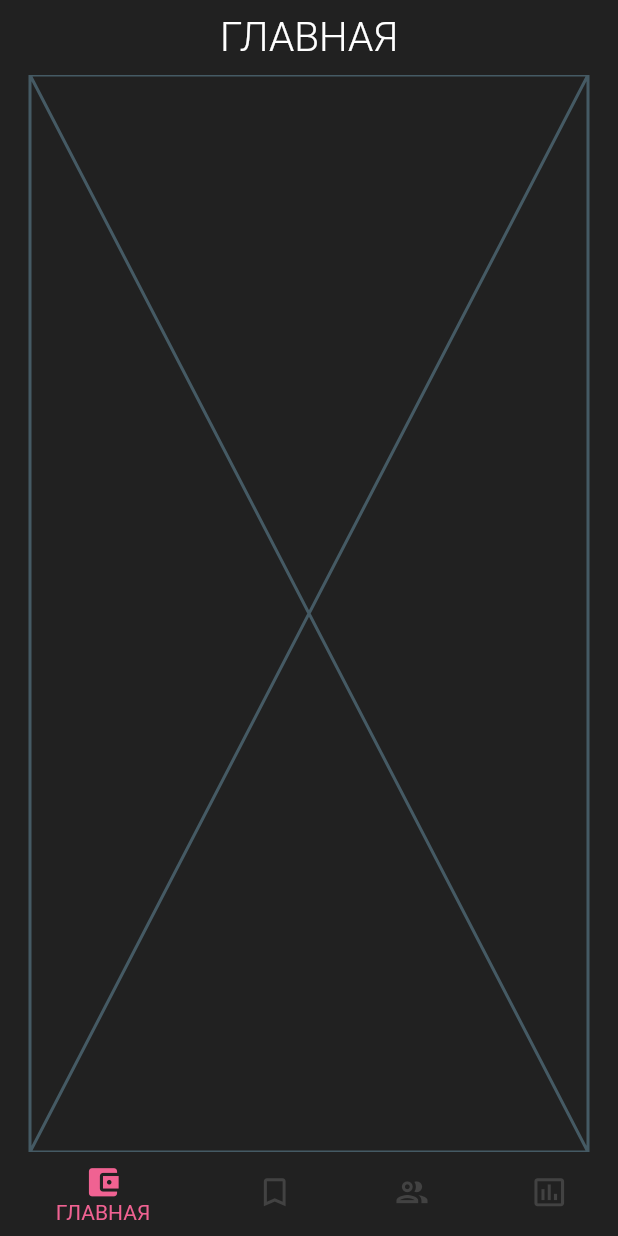
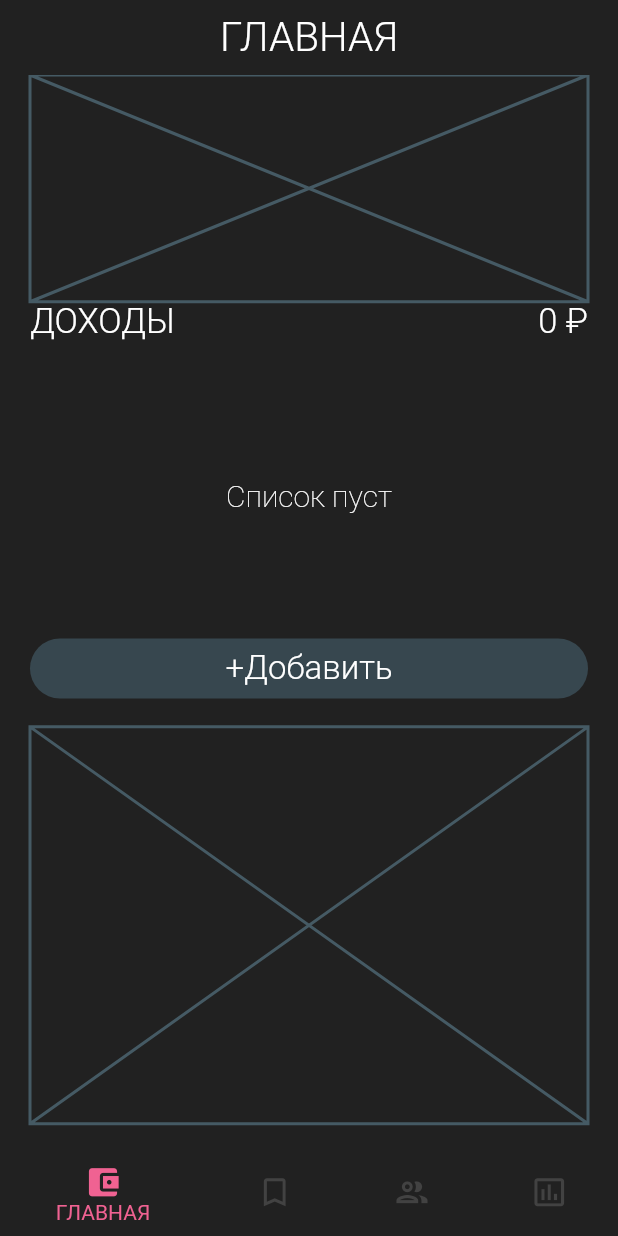
Before and after one commit to ketnanaa/kursovaya, a Flutter app: the screen it shows after launch, on a phone screen of 412 x 824 dp. Run offline on Flutter 3.47's test engine with Material 2 defaults, Android fonts, the phone set to English and light mode, and no system bars; our stand-ins replace hive; accounts and stored records are empty.

Commit message:
incomes model, ListItem, ListHeader widgets

```diff
--- /dev/null
+++ b/lib/common/constants.dart
@@ -0,0 +1 @@
+const String emptyListLabel = "Список пуст";
--- a/lib/common/widgets/CustomDateField.dart
+++ b/lib/common/widgets/CustomDateField.dart
@@ -1,6 +1,6 @@
 import 'package:financial_app/common/styles.dart';
 import 'package:flutter/material.dart';
-import 'package:financial_app/common/Formats.dart';
+import 'package:financial_app/common/formats.dart';
 
 class DateField extends StatefulWidget {
   final Function(DateTime) onDatePick;
--- /dev/null
+++ b/lib/models/incomes/IncomesModel.dart
@@ -0,0 +1,47 @@
+import 'package:flutter/cupertino.dart';
+import 'package:hive/hive.dart';
+
+class IncomesModel extends ChangeNotifier {
+  static const String BOX_NAME = "incomes";
+
+  Map<String, int> _incomesMap = {};
+
+  Box _storageBox;
+
+  IncomesModel() {
+    this._init();
+  }
+
+  _init() async {
+    this._storageBox = await Hive.openBox<Map>(BOX_NAME);
+    this._storageBox.values.forEach((boxValue) {
+      Map<String, int>.from(boxValue).forEach((key, value) {
+        this._incomesMap[key] = value;
+      });
+    });
+    notifyListeners();
+  }
+
+  Map<String, int> get incomesMap => this._incomesMap;
+
+  int get incomesSum => this._incomesMap.length != 0
+      ? this
+          ._incomesMap
+          .entries
+          .map((income) => income.value)
+          .toList()
+          .reduce((acc, value) => acc + value)
+      : 0;
+
+  void addIncome(String label, int value) {
+    this._incomesMap = {label: value, ...this._incomesMap};
+    this._storageBox.put(label.hashCode, {label: value});
+    notifyListeners();
+  }
+
+  void removeIncome(String label) {
+    this._incomesMap.remove(label);
+    this._storageBox.delete(label.hashCode);
+    notifyListeners();
+  }
+}
--- a/lib/navigation/Navigation.dart
+++ b/lib/navigation/Navigation.dart
@@ -2,11 +2,17 @@
 import 'package:financial_app/models/AppModel.dart';
 import 'package:financial_app/navigation/CustomAppBar.dart';
 import 'package:financial_app/navigation/CustomNavBar.dart';
+import 'package:financial_app/screens/HomeScreen/HomeScreen.dart';
 import 'package:flutter/material.dart';
 import 'package:provider/provider.dart';
 
 class Navigation extends StatelessWidget {
-  final List<Widget> _pageWidgetsList = [Placeholder()];
+  final List<Widget> _pageWidgetsList = [
+    HomeScreen(),
+    Placeholder(),
+    Placeholder(),
+    Placeholder()
+  ];
 
   @override
   Widget build(BuildContext context) {
--- /dev/null
+++ b/lib/screens/HomeScreen/HomeScreen.dart
@@ -0,0 +1,20 @@
+// import 'package:financial_app/screens/HomeScreen/Widgets/Balance/TotalBalance.dart';
+// import 'package:financial_app/screens/HomeScreen/Widgets/Costs/Costs.dart';
+// import 'package:financial_app/screens/HomeScreen/Widgets/Incomes/Incomes.dart';
+import 'package:financial_app/screens/HomeScreen/Incomes/Incomes.dart';
+import 'package:flutter/material.dart';
+
+class HomeScreen extends StatelessWidget {
+  @override
+  Widget build(BuildContext context) {
+    return Column(
+      children: <Widget>[
+        Expanded(flex: 8, child: Placeholder()),
+        Expanded(flex: 14, child: Incomes()),
+        Spacer(),
+        Expanded(flex: 14, child: Placeholder()),
+        Spacer(),
+      ],
+    );
+  }
+}
--- /dev/null
+++ b/lib/screens/HomeScreen/Incomes/Incomes.dart
@@ -0,0 +1,89 @@
+import 'package:financial_app/common/constants.dart';
+import 'package:financial_app/common/formats.dart';
+import 'package:financial_app/common/Widgets/CustomTextField.dart';
+import 'package:financial_app/common/Widgets/ListItem.dart';
+import 'package:financial_app/common/Widgets/ModalWindow.dart';
+import 'package:financial_app/common/Widgets/RoundedButton.dart';
+import 'package:financial_app/models/incomes/IncomesModel.dart';
+import 'package:financial_app/screens/HomeScreen/Widgets/ListHeader.dart';
+import 'package:flutter/material.dart';
+import 'package:provider/provider.dart';
+
+class Incomes extends StatelessWidget {
+  Widget _getIncomeListItem(BuildContext context, MapEntry<String, int> income,
+          IncomesModel incomesModel) =>
+      ListItem(
+          title: income.key,
+          prefix: "+ ",
+          value: getMoneyFormat(income.value),
+          onDismiss: (DismissDirection dir) {
+            incomesModel.removeIncome(income.key);
+          });
+
+  Widget _getIncomeDialog(BuildContext context) {
+    String incomeLabel;
+    int incomeValue;
+    return ModalWindow(
+      buttonLabel: "Добавить",
+      label: "Доход",
+      tapHandler: () {
+        if (incomeLabel == null || incomeValue == null) {
+          return;
+        }
+        context.read<IncomesModel>().addIncome(incomeLabel, incomeValue);
+        Navigator.pop(context);
+      },
+      child: Column(
+        children: [
+          CustomTextField.label(
+              onChanged: (String newData) => incomeLabel = newData.inCaps),
+          SizedBox(
+            height: 10,
+          ),
+          CustomTextField.sum(
+              onChanged: (newData) => incomeValue = int.parse(newData))
+        ],
+      ),
+    );
+  }
+
+  @override
+  Widget build(BuildContext context) {
+    IncomesModel _incomesModel = context.watch<IncomesModel>();
+    Map<String, int> _incomes = _incomesModel.incomesMap;
+    int _incomesSum = _incomesModel.incomesSum;
+    return Column(
+      children: [
+        Expanded(flex: 3, child: ListHeader(label: "ДОХОДЫ", sum: _incomesSum)),
+        Expanded(
+            flex: 9,
+            child: _incomes.length != 0
+                ? ListView(
+                    children: _incomes.entries
+                        .map((income) => this
+                            ._getIncomeListItem(context, income, _incomesModel))
+                        .toList(),
+                  )
+                : Align(
+                    child: Text(emptyListLabel,
+                        style: TextStyle(
+                            fontSize: 20,
+                            color: Colors.white,
+                            fontWeight: FontWeight.w200)),
+                  )),
+        Spacer(),
+        RoundedButton(
+          text: "+Добавить",
+          tapHandler: () {
+            showDialog(
+                context: context,
+                builder: (_) => ChangeNotifierProvider<IncomesModel>.value(
+                      value: Provider.of<IncomesModel>(context, listen: false),
+                      child: _getIncomeDialog(context),
+                    ));
+          },
+        )
+      ],
+    );
+  }
+}
--- /dev/null
+++ b/lib/screens/HomeScreen/widgets/ListHeader.dart
@@ -0,0 +1,47 @@
+import 'package:financial_app/common/formats.dart';
+import 'package:flutter/material.dart';
+
+class ListHeader extends StatelessWidget {
+  String label;
+  int sum;
+
+  ListHeader({@required this.label, this.sum});
+
+  Widget _getLabel(String label) {
+    return Align(
+      alignment: sum != null ? Alignment.topLeft : Alignment.center,
+      child: Text(
+        label,
+        style: TextStyle(
+          fontSize: 23,
+          fontWeight: FontWeight.w300,
+          color: Colors.white,
+        ),
+      ),
+    );
+  }
+
+  Widget _getSummary(int sum) {
+    return Align(
+      alignment: Alignment.topRight,
+      child: Text(
+        getMoneyFormat(sum),
+        style: TextStyle(
+          fontSize: 23,
+          fontWeight: FontWeight.w300,
+          color: Colors.white,
+        ),
+      ),
+    );
+  }
+
+  @override
+  Widget build(BuildContext context) {
+    return Row(
+      children: [
+        Expanded(flex: 1, child: _getLabel(label)),
+        if (sum != null) Expanded(flex: 1, child: _getSummary(sum))
+      ],
+    );
+  }
+}
--- a/pubspec.yaml
+++ b/pubspec.yaml
@@ -25,6 +25,8 @@ dependencies:
     sdk: flutter
 
   provider: ^4.3.3
+  path_provider: ^2.0.1
+  hive: ^2.0.0
   intl: ^0.16.1
 
 
@@ -33,6 +35,8 @@ dependencies:
   cupertino_icons: ^1.0.2
 
 dev_dependencies:
+  hive_generator: ^1.0.0
+  build_runner: ^1.11.5
   flutter_test:
     sdk: flutter
 
```
Also changed, not shown: lib/common/widgets/ListItem.dart (added, +81 -0 lines), lib/main.dart (+9 -1 lines), lib/screens/HomeScreen/Balance/BalanceBanner.dart (renamed from lib/screens/HomeScreen/BalanceBanner.dart), pubspec.lock.
